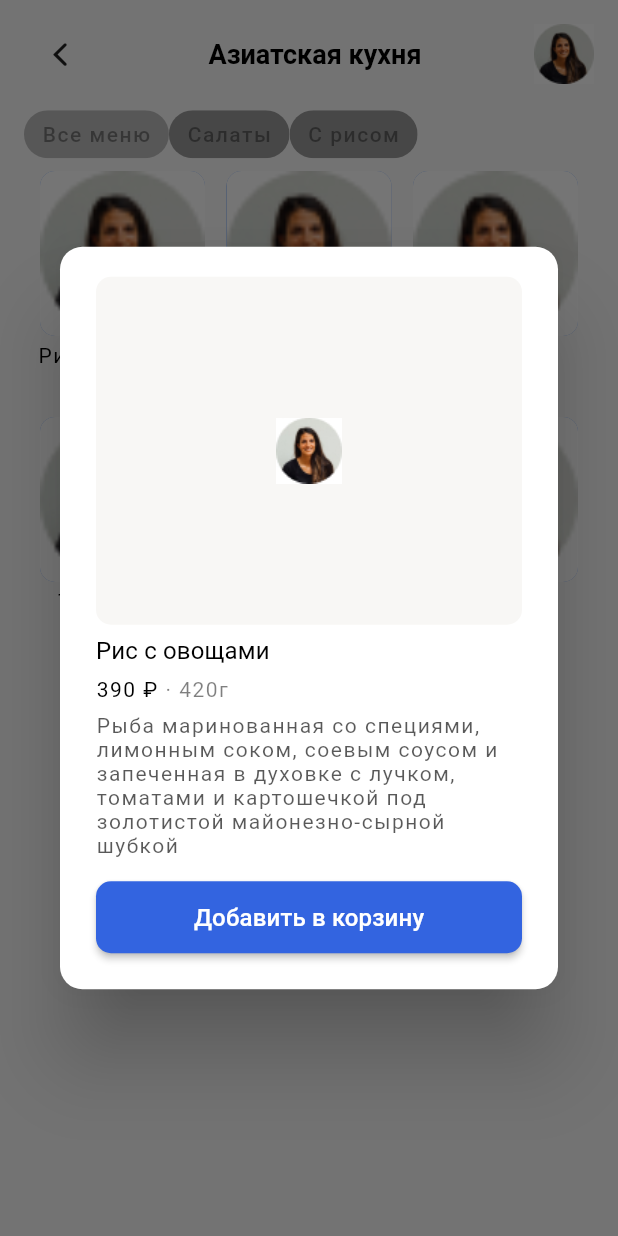
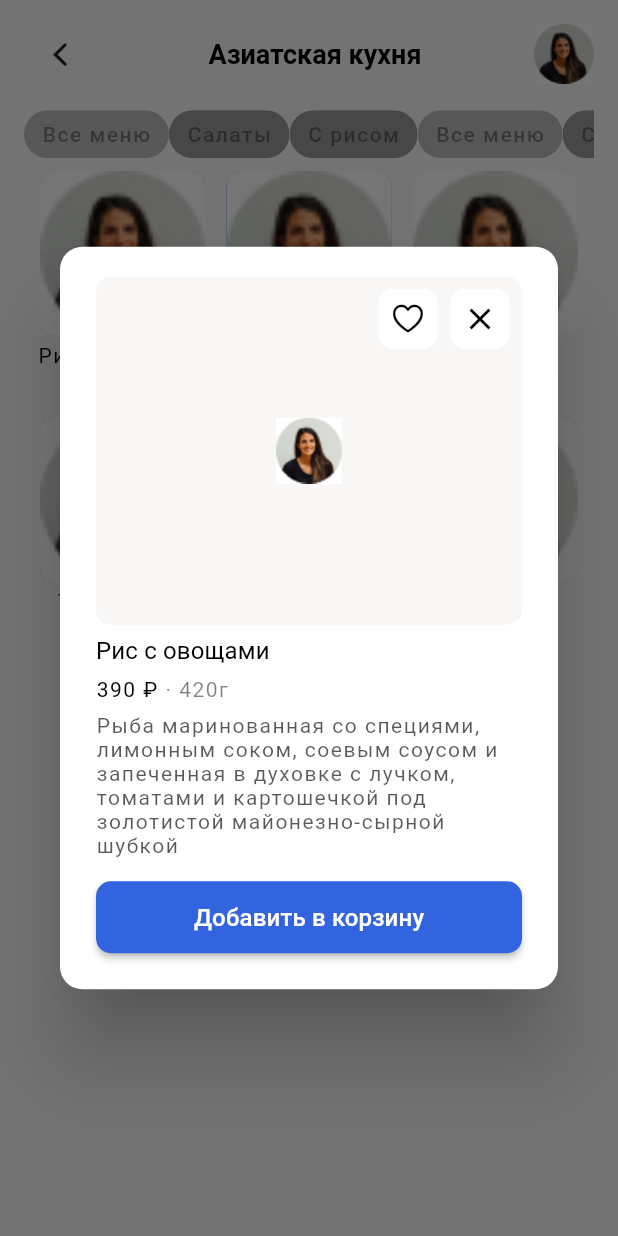
Before and after one commit to arrenaid/kitchen, a Flutter app: the KitchenScreen screen opened by its route, after a tap on "Рис с овощами", on a phone screen of 412 x 824 dp. Run offline on Flutter 3.47's test engine with Material 2 defaults, Android fonts, the phone set to English and light mode, and no system bars; our stand-ins replace bloc, equatable, flutter_bloc, flutter_svg.

Commit message:
add meal_screen.dart

```diff
--- a/lib/screens/bag_screen.dart
+++ b/lib/screens/bag_screen.dart
@@ -21,8 +21,8 @@ class BagScreen extends StatelessWidget {
           child: Column(
             children: [
               LocationWidget(),
-              Container(
-                height: 500,
+              Expanded(
+                //height: 500,
                 child: ListView(
                   children: [
                     CardBag(
--- a/lib/screens/kitchen_screen.dart
+++ b/lib/screens/kitchen_screen.dart
@@ -1,7 +1,6 @@
 import 'package:flutter/cupertino.dart';
 import 'package:flutter/material.dart';
-import 'package:kitchen/widgets/blue_button.dart';
-
+import 'package:kitchen/screens/meal_screen.dart';
 import '../constans.dart';
 
 class KitchenScreen extends StatelessWidget {
@@ -40,6 +39,15 @@ class KitchenScreen extends StatelessWidget {
                 child: ListView(
                   scrollDirection: Axis.horizontal,
                   children: [
+                    ChoiceChip(label: Text('Все меню',
+                      style: tsSubhead1,),
+                      selected: true, backgroundColor: clrBlueActive,),
+                    ChoiceChip(label: Text('Салаты',
+                      style: tsSubhead1,),
+                      selected: false, ),
+                    ChoiceChip(label: Text('С рисом',
+                      style: tsSubhead1,),
+                      selected: false, backgroundColor: clrGreyInactive,),
                     ChoiceChip(label: Text('Все меню',
                       style: tsSubhead1,),
                       selected: true, backgroundColor: clrBlueActive,),
@@ -117,74 +125,14 @@ class GridMeals extends StatelessWidget {
   Future<String?> buildShowDialog(BuildContext context, String meal) {
     var price = 390;
     var weight = 420;
-    var discription = 'Рыба маринованная со специями, лимонным соком, соевым соусом и запечeнная в духовке с лучком, томатами и картошечкой под золотистой майонезно-сырной шубкой';
+    var description = 'Рыба маринованная со специями, лимонным соком, соевым соусом и запечeнная в духовке с лучком, томатами и картошечкой под золотистой майонезно-сырной шубкой';
     return showDialog<String>(
       context: context,
       builder: (BuildContext context) => AlertDialog(
         backgroundColor: Colors.white,
         shape: const RoundedRectangleBorder(
             borderRadius: BorderRadius.all(Radius.circular(15.0))),
-        content: SingleChildScrollView(
-          physics: const BouncingScrollPhysics(),
-          child: Column(
-            children: [
-              Container(
-                height: 232,
-                decoration: BoxDecoration(
-                  color: clrBackMeal,
-                  borderRadius: BorderRadius.circular(10),
-                ),
-                child: Stack(
-                  children: [
-                    Padding(
-                      padding: const EdgeInsets.all(14),
-                      child: Center(
-                        child: Image.asset(imgAvatar),
-                      ),
-                    ),
-
-                  ],
-                ),
-              ),
-              const SizedBox(height: 8),
-              Align(
-                alignment: Alignment.topLeft,
-                child: Text(
-                  meal,
-                  style: tsHeadline3.copyWith(color: Colors.black),
-                  textAlign: TextAlign.left,
-                ),
-              ),
-              const SizedBox(height: 8),
-              Align(
-                alignment: Alignment.topLeft,
-                child: RichText(
-                  text: TextSpan(
-                    text: '$price ₽',
-                    style: tsSubhead1,
-                    children: <TextSpan>[
-                      TextSpan(
-                        text: ' · $weightг',
-                        style: tsSubhead1.copyWith(
-                            color: Colors.black.withOpacity(0.5)),
-                      ),
-                    ],
-                  ),
-                ),
-              ),
-              const SizedBox(height: 8),
-          Text(
-                    discription,
-                    textAlign: TextAlign.left,
-                    style: tsSubhead1.copyWith(color: Colors.black.withOpacity(0.65)),
-                  ),
-
-              const SizedBox(height: 16),
-              BlueButton( onTap: () => Navigator.pop(context, 'OK'),
-                  title: 'Добавить в корзину')
-            ],
-          ),
-        ),
+        content: MealScreen(description: description, price: price, weight: weight, title: meal, imageName: imgAvatar,),
       ),
     );
   }
--- a/lib/screens/main_screen.dart
+++ b/lib/screens/main_screen.dart
@@ -16,10 +16,10 @@ class MainScreen extends StatelessWidget {
           child: Column(
             children: [
               const LocationWidget(),
-              Container(
-                height: 500,
-                padding: const EdgeInsets.symmetric(vertical: 4),
+              Expanded(
+                //height: 500,
                 child: ListView(
+                  padding: const EdgeInsets.symmetric(vertical: 4),
                   children:  [
                     CardCategory(title: 'Пекарни и кондитерские',
                     imageName: imgAvatar,),
--- /dev/null
+++ b/lib/screens/meal_screen.dart
@@ -0,0 +1,108 @@
+import 'package:flutter/cupertino.dart';
+import 'package:flutter/material.dart';
+import '../constans.dart';
+import '../widgets/blue_button.dart';
+
+class MealScreen extends StatelessWidget {
+  const MealScreen({Key? key, required this.description,
+    required this.price, required this.weight, required this.title, required this.imageName}) : super(key: key);
+  final String title;
+  final String imageName;
+  final int price ;
+  final int weight;
+  final String description;
+
+  @override
+  Widget build(BuildContext context) {
+    return SingleChildScrollView(
+      physics: const BouncingScrollPhysics(),
+      child: Column(
+        children: [
+          Container(
+            height: 232,
+            decoration: BoxDecoration(
+              color: clrBackMeal,
+              borderRadius: BorderRadius.circular(10),
+            ),
+            child: Stack(
+              children: [
+                Padding(
+                  padding: const EdgeInsets.all(14),
+                  child: Center(
+                    child: Image.asset(imageName),
+                  ),
+                ),
+                Padding(
+                  padding: const EdgeInsets.all(8.0),
+                  child: Row(
+                    mainAxisAlignment: MainAxisAlignment.end,
+                    children: [
+                      Container(
+                        height: 40,
+                        width: 40,
+                        decoration: BoxDecoration(
+                          color: Colors.white,
+                          borderRadius: BorderRadius.circular(10),
+                        ),
+                        child: IconButton(onPressed: () {  },
+                          icon: const Icon(CupertinoIcons.heart,
+                            color: Colors.black,),),
+                      ),
+                      const SizedBox(width: 8,),
+                      Container(
+                        height: 40,
+                        width: 40,
+                        decoration: BoxDecoration(
+                          borderRadius: BorderRadius.circular(10),
+                          color: Colors.white,
+                        ),
+                        child: IconButton(onPressed: () => Navigator.pop(context),
+                          icon: const Icon(Icons.close, color: Colors.black,),),
+                      ),
+                    ],
+                  ),
+                ),
+              ],
+            ),
+          ),
+          const SizedBox(height: 8),
+          Align(
+            alignment: Alignment.topLeft,
+            child: Text(
+              title,
+              style: tsHeadline3.copyWith(color: Colors.black),
+              textAlign: TextAlign.left,
+            ),
+          ),
+          const SizedBox(height: 8),
+          Align(
+            alignment: Alignment.topLeft,
+            child: RichText(
+              text: TextSpan(
+                text: '$price ₽',
+                style: tsSubhead1,
+                children: <TextSpan>[
+                  TextSpan(
+                    text: ' · $weightг',
+                    style: tsSubhead1.copyWith(
+                        color: Colors.black.withOpacity(0.5)),
+                  ),
+                ],
+              ),
+            ),
+          ),
+          const SizedBox(height: 8),
+          Text(
+            description,
+            textAlign: TextAlign.left,
+            style: tsSubhead1.copyWith(color: Colors.black.withOpacity(0.65)),
+          ),
+
+          const SizedBox(height: 16),
+          BlueButton( onTap: () => Navigator.pop(context, 'OK'),
+              title: 'Добавить в корзину')
+        ],
+      ),
+    );
+  }
+}
```
